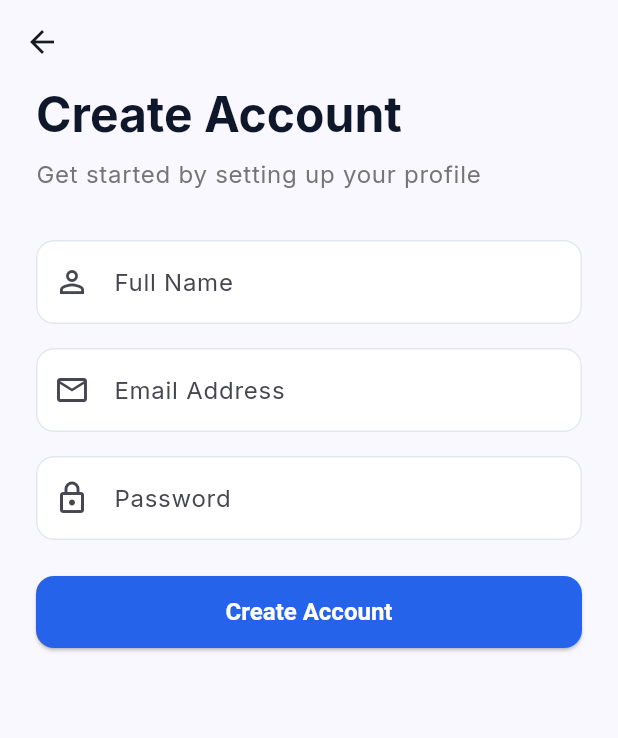
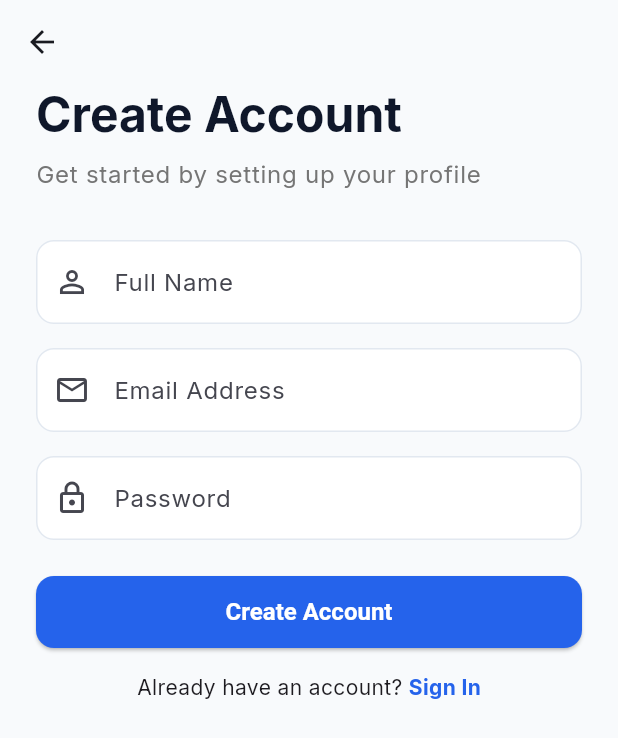
Before and after one commit to ngocbnguyen/hexi-decimus, a Flutter app: the RegisterScreen screen opened by its route, on a phone screen of 412 x 824 dp. Shown: the top 738 px of the screen. Run offline on Flutter 3.47's test engine with Material 3 defaults, Android fonts, the phone set to English and light mode, and no system bars; our stand-ins replace google_fonts.

Commit message:
fix: correct deprecated colorScheme reference, add login link

```diff
--- a/frontend/lib/screens/auth/register_screen.dart
+++ b/frontend/lib/screens/auth/register_screen.dart
@@ -30,7 +30,6 @@
         );
 
         if (mounted) {
-          // Success: Navigate to the Dashboard
           Navigator.pushReplacementNamed(context, AppRoutes.dashboard);
         }
       } catch (e) {
@@ -55,7 +54,7 @@
   Widget build(BuildContext context) {
     return Scaffold(
       appBar: AppBar(backgroundColor: Colors.transparent, elevation: 0),
-      backgroundColor: Theme.of(context).colorScheme.background,
+      backgroundColor: Theme.of(context).colorScheme.surface,
       body: SafeArea(
         child: SingleChildScrollView(
           padding: const EdgeInsets.symmetric(horizontal: 24.0),
@@ -132,6 +131,28 @@
                         : const Text('Create Account'),
                   ),
                 ),
+                const SizedBox(height: 16),
+                Center(
+                  child: Row(
+                    mainAxisAlignment: MainAxisAlignment.center,
+                    children: [
+                      const Text('Already have an account? '),
+                      GestureDetector(
+                        onTap: _isLoading
+                            ? null
+                            : () => Navigator.pushReplacementNamed(context, AppRoutes.login),
+                        child: Text(
+                          'Sign In',
+                          style: TextStyle(
+                            color: Theme.of(context).colorScheme.primary,
+                            fontWeight: FontWeight.bold,
+                          ),
+                        ),
+                      ),
+                    ],
+                  ),
+                ),
+                const SizedBox(height: 24),
               ],
             ),
           ),
```
